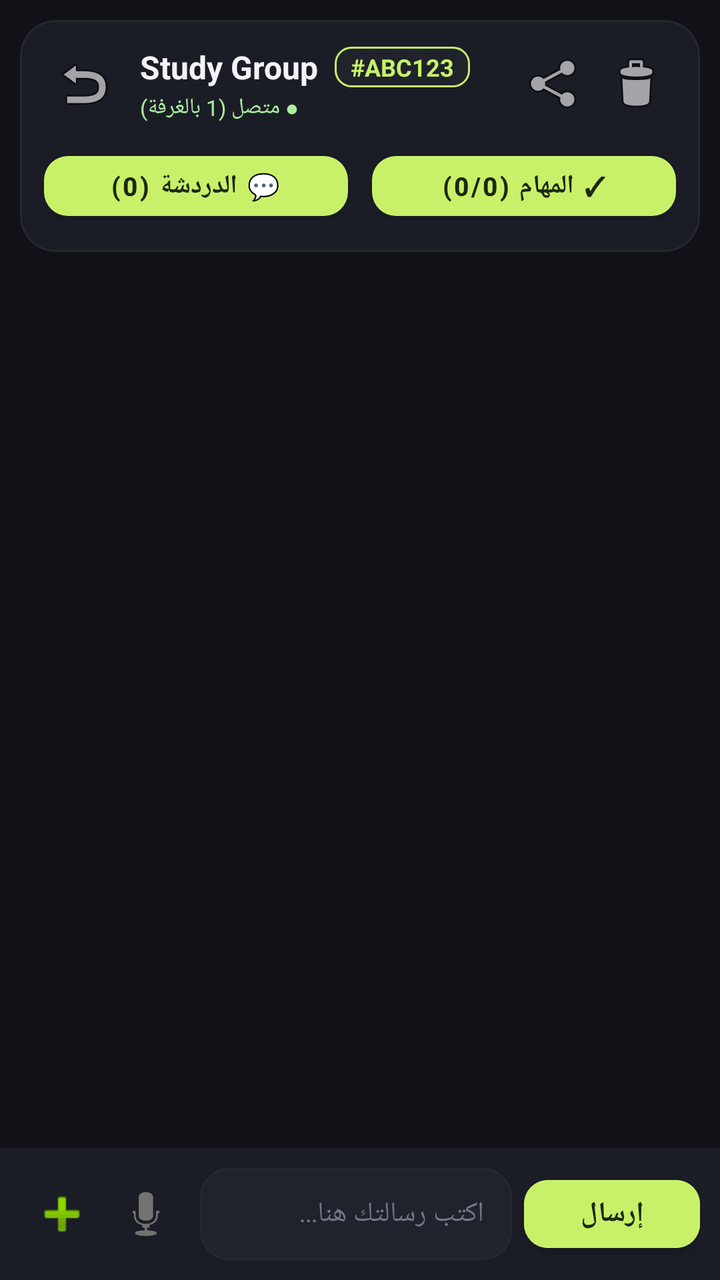
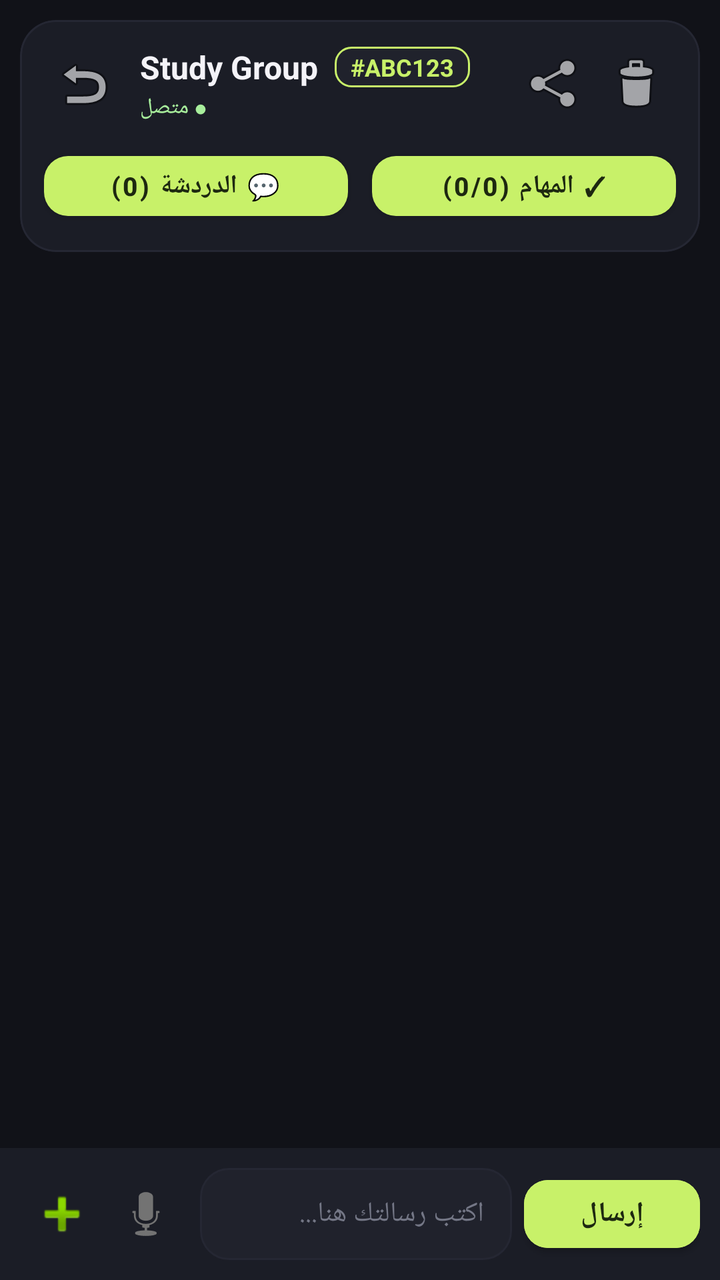

Before-and-after screenshots of an Android layout around one commit, followed by the original layout XML and the change that was made.
<!-- AndroidManifest.xml: application theme Theme.RunApp -->
<!-- res/layout/activity_room.xml -->
<?xml version="1.0" encoding="utf-8"?>
<LinearLayout xmlns:android="http://schemas.android.com/apk/res/android"
    xmlns:app="http://schemas.android.com/apk/res-auto"
    android:id="@+id/rootRoomLayout"
    android:layout_width="match_parent"
    android:layout_height="match_parent"
    android:background="@color/run_bg"
    android:orientation="vertical">

    
    <com.google.android.material.card.MaterialCardView
        android:id="@+id/topBarCard"
        android:layout_width="match_parent"
        android:layout_height="wrap_content"
        android:layout_margin="10dp"
        app:cardBackgroundColor="@color/run_panel"
        app:cardCornerRadius="18dp"
        app:cardElevation="0dp"
        app:strokeColor="@color/run_panel_hover"
        app:strokeWidth="1dp">

        <LinearLayout
            android:layout_width="match_parent"
            android:layout_height="wrap_content"
            android:orientation="vertical"
            android:padding="12dp">

            <LinearLayout
                android:layout_width="match_parent"
                android:layout_height="wrap_content"
                android:gravity="center_vertical"
                android:orientation="horizontal">

                <ImageButton
                    android:id="@+id/btnBack"
                    android:layout_width="40dp"
                    android:layout_height="40dp"
                    android:background="?attr/selectableItemBackgroundBorderless"
                    android:contentDescription="رجوع"
                    android:src="@android:drawable/ic_menu_revert" />

                <LinearLayout
                    android:layout_width="0dp"
                    android:layout_height="wrap_content"
                    android:layout_weight="1"
                    android:layout_marginHorizontal="8dp"
                    android:orientation="vertical">

                    <LinearLayout
                        android:layout_width="wrap_content"
                        android:layout_height="wrap_content"
                        android:gravity="center_vertical"
                        android:orientation="horizontal">

                        <TextView
                            android:id="@+id/tvRoomTitle"
                            android:layout_width="wrap_content"
                            android:layout_height="wrap_content"
                            android:ellipsize="end"
                            android:maxLines="1"
                            android:text="Study Group"
                            android:textColor="@color/run_text"
                            android:textSize="16sp"
                            android:textStyle="bold" />

                        <TextView
                            android:id="@+id/tvRoomCodeBadge"
                            android:layout_width="wrap_content"
                            android:layout_height="wrap_content"
                            android:layout_marginStart="8dp"
                            android:background="@drawable/bg_code_pill"
                            android:paddingHorizontal="8dp"
                            android:paddingVertical="2dp"
                            android:text="#ABC123"
                            android:textColor="@color/run_accent"
                            android:textSize="12sp"
                            android:textStyle="bold" />
                    </LinearLayout>

                    <TextView
                        android:id="@+id/tvRoomSyncStatus"
                        android:layout_width="wrap_content"
                        android:layout_height="wrap_content"
                        android:layout_marginTop="2dp"
                        android:text="● متصل (1 بالغرفة)"
                        android:textColor="@color/run_success"
                        android:textSize="11sp" />
                </LinearLayout>

                <ImageButton
                    android:id="@+id/btnShareRoom"
                    android:layout_width="40dp"
                    android:layout_height="40dp"
                    android:background="?attr/selectableItemBackgroundBorderless"
                    android:contentDescription="مشاركة الغرفة"
                    android:src="@android:drawable/ic_menu_share" />

                <ImageButton
                    android:id="@+id/btnDeleteRoom"
                    android:layout_width="40dp"
                    android:layout_height="40dp"
                    android:background="?attr/selectableItemBackgroundBorderless"
                    android:contentDescription="حذف الغرفة"
                    android:src="@android:drawable/ic_menu_delete" />
            </LinearLayout>

            
            <LinearLayout
                android:layout_width="match_parent"
                android:layout_height="wrap_content"
                android:layout_marginTop="10dp"
                android:orientation="horizontal">

                <com.google.android.material.button.MaterialButton
                    android:id="@+id/btnTabChat"
                    android:layout_width="0dp"
                    android:layout_height="42dp"
                    android:layout_weight="1"
                    android:layout_marginEnd="6dp"
                    android:text="💬 الدردشة (0)"
                    android:textSize="13sp"
                    android:textStyle="bold"
                    app:cornerRadius="12dp" />

                <com.google.android.material.button.MaterialButton
                    android:id="@+id/btnTabTasks"
                    android:layout_width="0dp"
                    android:layout_height="42dp"
                    android:layout_weight="1"
                    android:layout_marginStart="6dp"
                    android:text="✓ المهام (0/0)"
                    android:textSize="13sp"
                    android:textStyle="bold"
                    app:cornerRadius="12dp" />
            </LinearLayout>
        </LinearLayout>
    </com.google.android.material.card.MaterialCardView>

    
    <LinearLayout
        android:id="@+id/chatPanel"
        android:layout_width="match_parent"
        android:layout_height="0dp"
        android:layout_weight="1"
        android:orientation="vertical">

        <androidx.recyclerview.widget.RecyclerView
            android:id="@+id/rvMessages"
            android:layout_width="match_parent"
            android:layout_height="0dp"
            android:layout_weight="1"
            android:clipToPadding="false"
            android:paddingHorizontal="12dp"
            android:paddingVertical="8dp" />

        <TextView
            android:id="@+id/tvTypingIndicator"
            android:layout_width="match_parent"
            android:layout_height="wrap_content"
            android:paddingHorizontal="16dp"
            android:paddingVertical="4dp"
            android:text="✍️ يكتب الآن..."
            android:textColor="@color/run_accent"
            android:textSize="12sp"
            android:visibility="gone" />

        <TextView
            android:id="@+id/tvRecordingTimerBanner"
            android:layout_width="match_parent"
            android:layout_height="wrap_content"
            android:background="@color/run_panel_soft"
            android:gravity="center"
            android:paddingVertical="6dp"
            android:textColor="@color/run_accent"
            android:textSize="13sp"
            android:textStyle="bold"
            android:visibility="gone" />

        <com.google.android.material.button.MaterialButton
            android:id="@+id/btnScrollToBottom"
            android:layout_width="wrap_content"
            android:layout_height="38dp"
            android:layout_gravity="center_horizontal"
            android:layout_marginBottom="10dp"
            android:backgroundTint="@color/run_accent"
            android:text="↓ رسائل جديدة"
            android:textColor="@color/run_accent_ink"
            android:textSize="12sp"
            android:textStyle="bold"
            android:visibility="gone" />

        
        <LinearLayout
            android:id="@+id/replyBanner"
            android:layout_width="match_parent"
            android:layout_height="wrap_content"
            android:background="@color/run_panel_soft"
            android:gravity="center_vertical"
            android:orientation="horizontal"
            android:paddingHorizontal="14dp"
            android:paddingVertical="6dp"
            android:visibility="gone">

            <TextView
                android:id="@+id/tvReplyingToText"
                android:layout_width="0dp"
                android:layout_height="wrap_content"
                android:layout_weight="1"
                android:ellipsize="end"
                android:maxLines="1"
                android:textColor="@color/run_accent"
                android:textSize="12sp" />

            <ImageButton
                android:id="@+id/btnCancelReply"
                android:layout_width="28dp"
                android:layout_height="28dp"
                android:background="?attr/selectableItemBackgroundBorderless"
                android:src="@android:drawable/ic_menu_close_clear_cancel" />
        </LinearLayout>

        
        <LinearLayout
            android:layout_width="match_parent"
            android:layout_height="wrap_content"
            android:background="@color/run_panel"
            android:gravity="center_vertical"
            android:orientation="horizontal"
            android:padding="10dp">

            <ImageButton
                android:id="@+id/btnAttachFile"
                android:layout_width="42dp"
                android:layout_height="42dp"
                android:background="?attr/selectableItemBackgroundBorderless"
                android:contentDescription="إرفاق ملف أو صورة"
                android:src="@android:drawable/ic_input_add" />

            <ImageButton
                android:id="@+id/btnRecordVoice"
                android:layout_width="42dp"
                android:layout_height="42dp"
                android:background="?attr/selectableItemBackgroundBorderless"
                android:contentDescription="تسجيل صوتي"
                android:src="@android:drawable/ic_btn_speak_now" />

            <EditText
                android:id="@+id/etMessageInput"
                android:layout_width="0dp"
                android:layout_height="46dp"
                android:layout_weight="1"
                android:layout_marginHorizontal="6dp"
                android:background="@drawable/bg_input_field"
                android:hint="اكتب رسالتك هنا..."
                android:paddingHorizontal="14dp"
                android:textColor="@color/run_text"
                android:textColorHint="@color/run_subtle"
                android:textSize="14sp" />

            <com.google.android.material.button.MaterialButton
                android:id="@+id/btnSendMessage"
                android:layout_width="wrap_content"
                android:layout_height="46dp"
                android:backgroundTint="@color/run_accent"
                android:text="إرسال"
                android:textColor="@color/run_accent_ink"
                android:textStyle="bold"
                app:cornerRadius="12dp" />
        </LinearLayout>
    </LinearLayout>

    
    <LinearLayout
        android:id="@+id/tasksPanel"
        android:layout_width="match_parent"
        android:layout_height="0dp"
        android:layout_weight="1"
        android:orientation="vertical"
        android:paddingHorizontal="12dp"
        android:visibility="gone">

        
        <com.google.android.material.card.MaterialCardView
            android:id="@+id/progressHeaderCard"
            android:layout_width="match_parent"
            android:layout_height="wrap_content"
            android:layout_marginBottom="12dp"
            app:cardBackgroundColor="@color/run_panel"
            app:cardCornerRadius="18dp"
            app:cardElevation="0dp"
            app:strokeColor="@color/run_panel_hover"
            app:strokeWidth="1dp">

            <LinearLayout
                android:layout_width="match_parent"
                android:layout_height="wrap_content"
                android:gravity="center_vertical"
                android:orientation="horizontal"
                android:padding="16dp">

                <com.takidz.run.ui.views.TaskProgressRingView
                    android:id="@+id/progressRingView"
                    android:layout_width="74dp"
                    android:layout_height="74dp" />

                <LinearLayout
                    android:layout_width="0dp"
                    android:layout_height="wrap_content"
                    android:layout_weight="1"
                    android:layout_marginStart="16dp"
                    android:orientation="vertical">

                    <TextView
                        android:id="@+id/tvTasksSummaryTitle"
                        android:layout_width="wrap_content"
                        android:layout_height="wrap_content"
                        android:text="نسبة إنجاز المهام المشتركة"
                        android:textColor="@color/run_text"
                        android:textSize="16sp"
                        android:textStyle="bold" />

                    <TextView
                        android:id="@+id/tvTasksSummarySub"
                        android:layout_width="wrap_content"
                        android:layout_height="wrap_content"
                        android:layout_marginTop="4dp"
                        android:text="0 / 0 مهام مكتملة"
                        android:textColor="@color/run_muted"
                        android:textSize="13sp" />
                </LinearLayout>
            </LinearLayout>
        </com.google.android.material.card.MaterialCardView>

        
        <LinearLayout
            android:layout_width="match_parent"
            android:layout_height="wrap_content"
            android:gravity="center_vertical"
            android:orientation="horizontal"
            android:layout_marginBottom="10dp">

            <EditText
                android:id="@+id/etNewTaskInput"
                android:layout_width="0dp"
                android:layout_height="48dp"
                android:layout_weight="1"
                android:layout_marginEnd="8dp"
                android:background="@drawable/bg_input_field"
                android:hint="أضف مهمة جديدة للفريق..."
                android:paddingHorizontal="14dp"
                android:singleLine="true"
                android:textColor="@color/run_text"
                android:textColorHint="@color/run_subtle"
                android:textSize="14sp" />

            <com.google.android.material.button.MaterialButton
                android:id="@+id/btnAddTask"
                android:layout_width="wrap_content"
                android:layout_height="48dp"
                android:backgroundTint="@color/run_accent"
                android:text="+ إضافة"
                android:textColor="@color/run_accent_ink"
                android:textStyle="bold"
                app:cornerRadius="12dp" />
        </LinearLayout>

        <androidx.recyclerview.widget.RecyclerView
            android:id="@+id/rvTasks"
            android:layout_width="match_parent"
            android:layout_height="0dp"
            android:layout_weight="1"
            android:clipToPadding="false"
            android:paddingBottom="12dp" />
    </LinearLayout>

</LinearLayout>
<!-- resources referenced by this layout -->
<resources>
  <color name="run_accent">#c8f169</color>
  <color name="run_accent_ink">#1d2810</color>
  <color name="run_bg">#111218</color>
  <color name="run_muted">#9b9dac</color>
  <color name="run_panel">#1b1d26</color>
  <color name="run_panel_hover">#252733</color>
  <color name="run_panel_soft">#20222c</color>
  <color name="run_subtle">#747786</color>
  <color name="run_success">#a8ee9c</color>
  <color name="run_text">#f4f3f8</color>
  <!-- drawable bg_code_pill (drawable) -->
  <?xml version="1.0" encoding="utf-8"?>
  <shape xmlns:android="http://schemas.android.com/apk/res/android"
      android:shape="rectangle">
      <solid android:color="#20222c" />
      <stroke android:width="1dp" android:color="#c8f169" />
      <corners android:radius="8dp" />
  </shape>
  <!-- drawable bg_input_field (drawable) -->
  <?xml version="1.0" encoding="utf-8"?>
  <shape xmlns:android="http://schemas.android.com/apk/res/android"
      android:shape="rectangle">
      <solid android:color="#20222c" />
      <stroke android:width="1dp" android:color="#252733" />
      <corners android:radius="14dp" />
  </shape>
  <style name="Theme.RunApp" parent="Theme.MaterialComponents.DayNight.NoActionBar">
          <item name="colorPrimary">@color/run_accent</item>
          <item name="colorPrimaryVariant">@color/run_panel</item>
          <item name="colorOnPrimary">@color/run_accent_ink</item>
          <item name="colorSecondary">@color/run_purple</item>
          <item name="android:statusBarColor">@color/run_bg</item>
          <item name="android:navigationBarColor">@color/run_bg</item>
          <item name="android:windowBackground">@color/run_bg</item>
      </style>
  <color name="run_purple">#aaa2ff</color>
</resources>

<!-- the commit's change to res/layout/activity_room.xml (unified diff, before → after) -->
@@ -82,7 +82,7 @@
                         android:layout_width="wrap_content"
                         android:layout_height="wrap_content"
                         android:layout_marginTop="2dp"
-                        android:text="● متصل (1 بالغرفة)"
+                        android:text="● متصل"
                         android:textColor="@color/run_success"
                         android:textSize="11sp" />
                 </LinearLayout>
@@ -144,14 +144,34 @@
         android:layout_weight="1"
         android:orientation="vertical">
 
-        <androidx.recyclerview.widget.RecyclerView
-            android:id="@+id/rvMessages"
+        <FrameLayout
             android:layout_width="match_parent"
             android:layout_height="0dp"
-            android:layout_weight="1"
-            android:clipToPadding="false"
-            android:paddingHorizontal="12dp"
-            android:paddingVertical="8dp" />
+            android:layout_weight="1">
+
+            <androidx.recyclerview.widget.RecyclerView
+                android:id="@+id/rvMessages"
+                android:layout_width="match_parent"
+                android:layout_height="match_parent"
+                android:clipToPadding="false"
+                android:paddingHorizontal="12dp"
+                android:paddingVertical="8dp" />
+
+            
+            <com.google.android.material.button.MaterialButton
+                android:id="@+id/btnScrollToBottom"
+                android:layout_width="wrap_content"
+                android:layout_height="38dp"
+                android:layout_gravity="bottom|center_horizontal"
+                android:layout_marginBottom="10dp"
+                android:backgroundTint="@color/run_accent"
+                android:text="رسائل جديدة ↓"
+                android:textColor="@color/run_accent_ink"
+                android:textSize="12sp"
+                android:textStyle="bold"
+                android:visibility="gone"
+                app:cornerRadius="19dp" />
+        </FrameLayout>
 
         <TextView
             android:id="@+id/tvTypingIndicator"
@@ -164,6 +184,7 @@
             android:textSize="12sp"
             android:visibility="gone" />
 
+        
         <TextView
             android:id="@+id/tvRecordingTimerBanner"
             android:layout_width="match_parent"
@@ -171,20 +192,8 @@
             android:background="@color/run_panel_soft"
             android:gravity="center"
             android:paddingVertical="6dp"
-            android:textColor="@color/run_accent"
-            android:textSize="13sp"
-            android:textStyle="bold"
-            android:visibility="gone" />
-
-        <com.google.android.material.button.MaterialButton
-            android:id="@+id/btnScrollToBottom"
-            android:layout_width="wrap_content"
-            android:layout_height="38dp"
-            android:layout_gravity="center_horizontal"
-            android:layout_marginBottom="10dp"
-            android:backgroundTint="@color/run_accent"
-            android:text="↓ رسائل جديدة"
-            android:textColor="@color/run_accent_ink"
+            android:text="🔴 جاري التسجيل الصوتي... 00:00 / 02:00 (اضغط الميكروفون للإرسال)"
+            android:textColor="@color/run_danger"
             android:textSize="12sp"
             android:textStyle="bold"
             android:visibility="gone" />
<!-- resource entries referenced after the edit -->
@@ -3,6 +3,7 @@
   <color name="run_accent">#c8f169</color>
   <color name="run_accent_ink">#1d2810</color>
   <color name="run_bg">#111218</color>
+  <color name="run_danger">#ff8c96</color>
   <color name="run_muted">#9b9dac</color>
   <color name="run_panel">#1b1d26</color>
   <color name="run_panel_hover">#252733</color>
